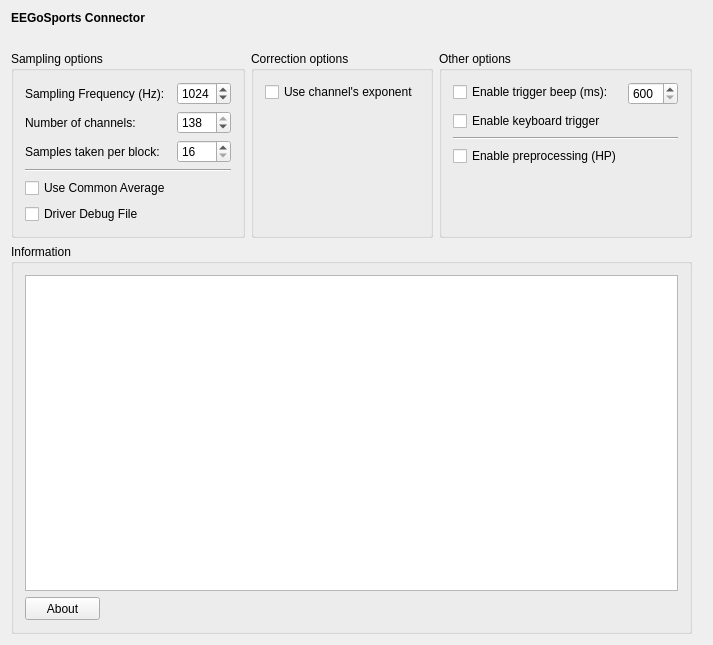
Old version of the form applications/mne_x/plugins/eegosports/FormFiles/eegosportssetup.ui in the repository mne-tools/mne-cpp.
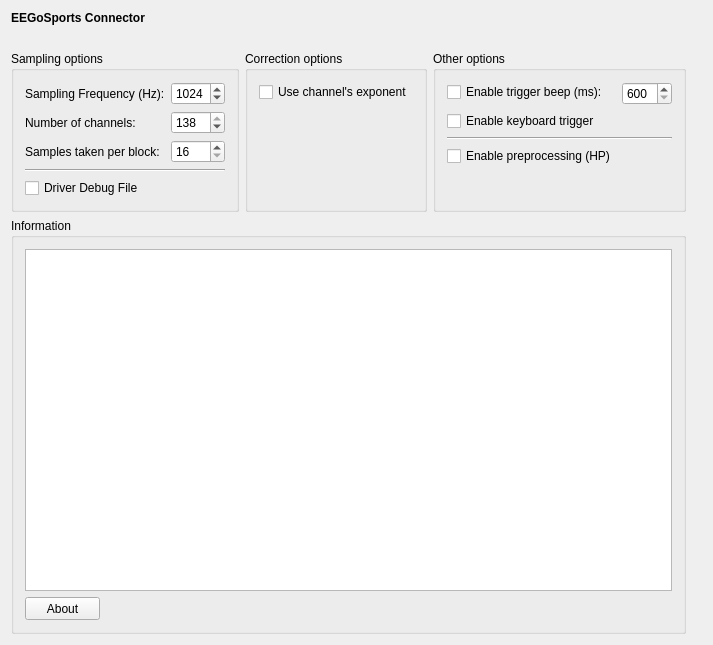
New version of the form.

Patch:
```diff
--- a/applications/mne_x/plugins/eegosports/FormFiles/eegosportssetup.ui
+++ b/applications/mne_x/plugins/eegosports/FormFiles/eegosportssetup.ui
@@ -154,16 +154,6 @@
           </property>
          </widget>
         </item>
-        <item row="4" column="0">
-         <widget class="QCheckBox" name="m_checkBox_UseCommonAverage">
-          <property name="enabled">
-           <bool>true</bool>
-          </property>
-          <property name="text">
-           <string>Use Common Average</string>
-          </property>
-         </widget>
-        </item>
         <item row="3" column="0" colspan="2">
          <widget class="Line" name="line_2">
           <property name="minimumSize">
@@ -177,7 +167,7 @@
           </property>
          </widget>
         </item>
-        <item row="5" column="0">
+        <item row="4" column="0">
          <widget class="QCheckBox" name="m_checkBox_WriteDriverDebugToFile">
           <property name="text">
            <string>Driver Debug File</string>
```
